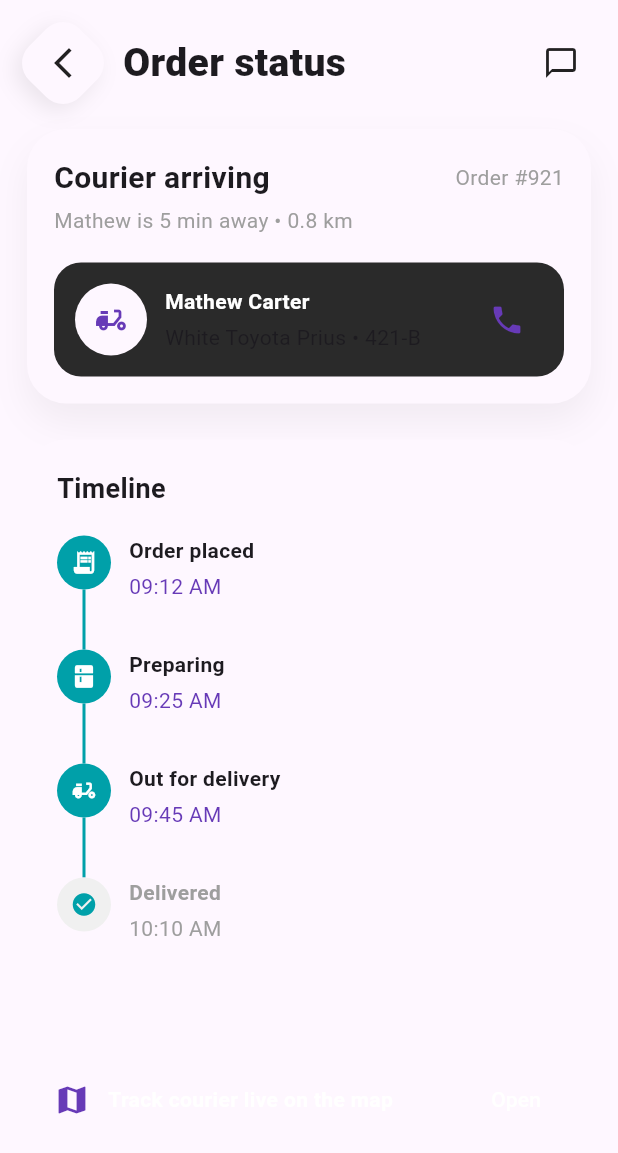
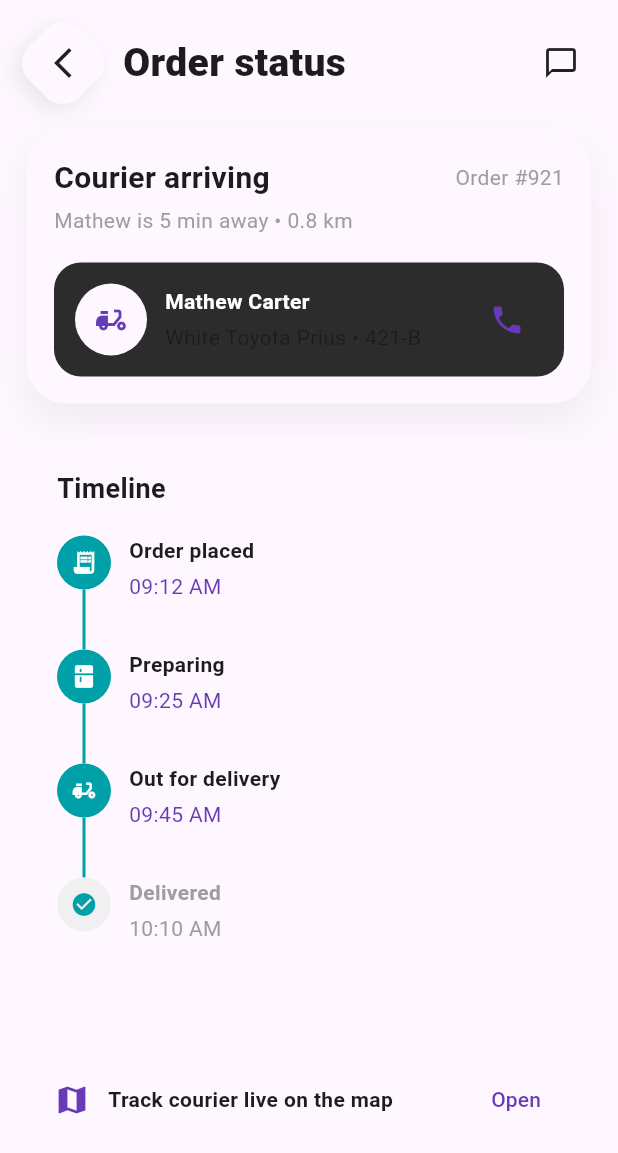
Before and after one commit to Omarkam3l/Kathir_final, a Flutter app: the OrderTrackingScreen screen opened directly, on a phone screen of 412 x 824 dp. Shown: the top 1153 px of the screen. Run offline on Flutter 3.47's test engine with Material 3 defaults, Android fonts, the light colour scheme and no system bars; our stand-ins replace file_picker, get_it, go_router, supabase, supabase_flutter; accounts and stored records are empty; statements that could not run were skipped.

Commit message:
refactor(theme): consolidate color usage with AppColors constants
- Replace hardcoded colors with AppColors constants throughout the application
- Add new color constants for theme-specific colors and semantic usage
- Update theme configuration to use AppColors for consistency
- Fix imports and organize color-related code

```diff
--- a/lib/core/utils/app_colors.dart
+++ b/lib/core/utils/app_colors.dart
@@ -9,18 +9,49 @@ class AppColors {
   static const Color aquaCyan = Color(0xFF04E4D8);
   static const Color mintAqua = Color(0xFF7FEDD9);
 
+  // Theme Specific Colors
+  static const Color primary = Color(0xFF4DD0E1); // Sky Blue/Cyan
+  static const Color primaryDark = Color(0xFF0099A6); // Darker cyan
+
   // Base Colors
   static const Color white = Color(0xFFFFFFFF);
+  static const Color offWhite = Color(0xFFFAF9F6);
   static const Color black = Color(0xFF000000);
+  static const Color transparent = Colors.transparent;
+
+  // Background Colors
+  static const Color backgroundLight = Color(0xFFF0F0F0);
+  static const Color backgroundDark = Color(0xFF121212);
+  static const Color surfaceDark = Color(0xFF1E1E1E);
+  static const Color surfaceLight = white;
+
+  // Input Fields
+  static const Color inputFillLight = Color(0xFFF3F1EB); // Creamy
+  static const Color inputFillDark = Color(0xFF2C2C2C);
+  static const Color inputFillDarker = Color(0xFF1E1E1E);
 
   // Semantic Colors
   static const Color primaryAccent = tealAqua;
   static const Color secondaryAccent = deepTeal;
   static const Color darkText = richNavy;
-  static const Color lightBackground = Color(0xFFF0F0F0);
+  static const Color lightText = white;
+  static const Color lightBackground = backgroundLight;
+
+  // Status Colors
+  static const Color error = Color(0xFFE53935); // Red 600
+  static const Color success = Color(0xFF43A047); // Green 600
+  static const Color warning = Color(0xFFFB8C00); // Orange 600
+  static const Color info = Color(0xFF1E88E5); // Blue 600
+  static const Color rating = Colors.amber;
+  static const Color grey = Colors.grey;
 
   // Search Background
   static const Color searchBackground = Color(0xFFF3F4F6);
+
   // Brand Color
   static const Color brandRed = Color(0xFFE60023);
+
+  // Divider
+  static const Color dividerDark = Colors.white12;
+  static const Color dividerLight = Colors.black12;
 }
--- /dev/null
+++ b/lib/core/utils/storage_constants.dart
@@ -0,0 +1,6 @@
+class StorageConstants {
+  // Storage Buckets
+  static const String legalDocsBucket = 'legal-docs';
+  static const String profilePicturesBucket = 'profile-pictures';
+  static const String mealImagesBucket = 'meal-images';
+}
--- a/lib/features/authentication/data/datasources/auth_remote_datasource.dart
+++ b/lib/features/authentication/data/datasources/auth_remote_datasource.dart
@@ -2,6 +2,7 @@ import 'dart:async';
 import 'package:supabase_flutter/supabase_flutter.dart';
 import 'package:flutter/foundation.dart';
 import '../../../../core/utils/user_role.dart';
+import '../../../../core/utils/storage_constants.dart';
 import '../../../../core/supabase/supabase_helper.dart';
 import '../models/user_model.dart';
 
@@ -141,7 +142,7 @@ class SupabaseAuthRemoteDataSource implements AuthRemoteDataSource {
   @override
   Future<String> uploadDocuments(
       String userId, String fileName, List<int> bytes,
-      {String bucket = 'legal_docs'}) {
+      {String bucket = StorageConstants.legalDocsBucket}) {
     final path = '$userId/$fileName';
     return helper.uploadDocument(bucket: bucket, path: path, bytes: bytes);
   }
--- a/lib/features/authentication/presentation/screens/verification_screen.dart
+++ b/lib/features/authentication/presentation/screens/verification_screen.dart
@@ -68,7 +68,7 @@ class _VerificationScreenState extends State<VerificationScreen> {
                 borderRadius: BorderRadius.circular(24),
                 boxShadow: [
                   BoxShadow(
-                    color: Colors.black.withOpacity(0.05),
+                    color: AppColors.black.withOpacity(0.05),
                     blurRadius: 16,
                     offset: const Offset(0, 8),
                   ),
@@ -196,7 +196,7 @@ class _DiamondButton extends StatelessWidget {
             borderRadius: BorderRadius.circular(16),
             boxShadow: [
               BoxShadow(
-                color: Colors.black.withOpacity(0.08),
+                color: AppColors.black.withOpacity(0.08),
                 blurRadius: 12,
                 offset: const Offset(0, 6),
               ),
--- a/lib/features/orders/presentation/screens/order_tracking_screen.dart
+++ b/lib/features/orders/presentation/screens/order_tracking_screen.dart
@@ -63,7 +63,7 @@ class OrderTrackingScreen extends StatelessWidget {
                       borderRadius: BorderRadius.circular(26),
                       boxShadow: [
                         BoxShadow(
-                          color: Colors.black.withOpacity(0.05),
+                          color: AppColors.black.withOpacity(0.05),
                           blurRadius: 20,
                           offset: const Offset(0, 12),
                         ),
@@ -79,24 +79,30 @@ class OrderTrackingScreen extends StatelessWidget {
                               style: TextStyle(
                                 fontSize: 20,
                                 fontWeight: FontWeight.w700,
-                                color: Theme.of(context).textTheme.bodyLarge?.color,
+                                color: Theme.of(context)
+                                    .textTheme
+                                    .bodyLarge
+                                    ?.color,
                               ),
                             ),
                             const Spacer(),
                             const Text('Order #921',
-                                style: TextStyle(color: Colors.grey)),
+                                style: TextStyle(color: AppColors.grey)),
                           ],
                         ),
                         const SizedBox(height: 4),
                         const Text(
                           'Mathew is 5 min away • 0.8 km',
-                          style: TextStyle(color: Colors.grey),
+                          style: TextStyle(color: AppColors.grey),
                         ),
                         const SizedBox(height: 18),
                         Container(
                           padding: const EdgeInsets.all(14),
                           decoration: BoxDecoration(
-                            color: Theme.of(context).inputDecorationTheme.fillColor ?? const Color(0xFF2A2A2A),
+                            color: Theme.of(context)
+                                    .inputDecorationTheme
+                                    .fillColor ??
+                                AppColors.inputFillDark,
                             borderRadius: BorderRadius.circular(18),
                           ),
                           child: Row(
@@ -105,7 +111,8 @@ class OrderTrackingScreen extends StatelessWidget {
                                 radius: 24,
                                 backgroundColor: Theme.of(context).cardColor,
                                 child: Icon(Icons.delivery_dining,
-                                    color: Theme.of(context).colorScheme.primary),
+                                    color:
+                                        Theme.of(context).colorScheme.primary),
                               ),
                               const SizedBox(width: 12),
                               const Column(
@@ -115,7 +122,7 @@ class OrderTrackingScreen extends StatelessWidget {
                                     'Mathew Carter',
                                     style: TextStyle(
                                       fontWeight: FontWeight.w700,
-                                      color: Colors.white,
+                                      color: AppColors.white,
                                     ),
                                   ),
                                   SizedBox(height: 4),
@@ -126,7 +133,8 @@ class OrderTrackingScreen extends StatelessWidget {
                               IconButton(
                                 onPressed: () {},
                                 icon: Icon(Icons.phone,
-                                    color: Theme.of(context).colorScheme.primary),
+                                    color:
+                                        Theme.of(context).colorScheme.primary),
                               ),
                             ],
                           ),
@@ -172,21 +180,26 @@ class OrderTrackingScreen extends StatelessWidget {
                     ),
                     child: Row(
                       children: [
-                        Icon(Icons.map, color: Theme.of(context).colorScheme.primary),
+                        Icon(Icons.map,
+                            color: Theme.of(context).colorScheme.primary),
                         const SizedBox(width: 12),
-                        const Expanded(
+                        Expanded(
                           child: Text(
                             'Track courier live on the map',
                             style: TextStyle(
-                                color: Colors.white,
+                                color: Theme.of(context)
+                                    .textTheme
+                                    .bodyLarge
+                                    ?.color,
                                 fontWeight: FontWeight.w600),
                           ),
                         ),
                         TextButton(
                           onPressed: () {},
-                          child: const Text(
+                          child: Text(
                             'Open',
-                            style: TextStyle(color: Colors.white),
+                            style: TextStyle(
+                                color: Theme.of(context).colorScheme.primary),
                           ),
                         ),
                       ],
@@ -201,7 +214,10 @@ class OrderTrackingScreen extends StatelessWidget {
     );
   }
 
-  Widget _diamondButton({required IconData icon, required VoidCallback onTap, required BuildContext context}) {
+  Widget _diamondButton(
+      {required IconData icon,
+      required VoidCallback onTap,
+      required BuildContext context}) {
     return Transform.rotate(
       angle: 0.78,
       child: InkWell(
@@ -215,7 +231,7 @@ class OrderTrackingScreen extends StatelessWidget {
             borderRadius: BorderRadius.circular(16),
             boxShadow: [
               BoxShadow(
-                color: Colors.black.withOpacity(0.08),
+                color: AppColors.black.withOpacity(0.08),
                 blurRadius: 12,
                 offset: const Offset(0, 6),
               ),
@@ -257,7 +273,7 @@ class _TimelineTile extends StatelessWidget {
               child: Icon(
                 stage.icon,
                 size: 18,
-                color: isCompleted ? Colors.white : AppColors.primaryAccent,
+                color: isCompleted ? AppColors.white : AppColors.primaryAccent,
               ),
             ),
             if (!isLast)
@@ -281,14 +297,18 @@ class _TimelineTile extends StatelessWidget {
                   stage.label,
                   style: TextStyle(
                     fontWeight: FontWeight.w700,
-                color: isCompleted ? Theme.of(context).textTheme.bodyLarge?.color : Colors.grey,
+                    color: isCompleted
+                        ? Theme.of(context).textTheme.bodyLarge?.color
+                        : AppColors.grey,
                   ),
                 ),
                 const SizedBox(height: 4),
                 Text(
                   stage.time,
                   style: TextStyle(
-                    color: isCompleted ? Theme.of(context).colorScheme.primary : Colors.grey,
+                    color: isCompleted
+                        ? Theme.of(context).colorScheme.primary
+                        : AppColors.grey,
                   ),
                 ),
               ],
--- a/lib/features/restaurants/presentation/foodie_product_detail_screen.dart
+++ b/lib/features/restaurants/presentation/foodie_product_detail_screen.dart
@@ -1,6 +1,6 @@
 import 'package:flutter/material.dart';
 import 'package:kathir_final/core/utils/app_colors.dart';
-import '../models/figma_models.dart';
+import 'package:kathir_final/features/restaurants/models/figma_models.dart';
 
 class FoodieProductDetailScreen extends StatelessWidget {
   final MenuItem item;
```
Also changed, not shown: lib/features/authentication/presentation/screens/auth_screen.dart (+36 -14 lines), lib/features/restaurants/presentation/restaurant_detail_screen.dart (+53 -28 lines), lib/main.dart (+29 -25 lines).
